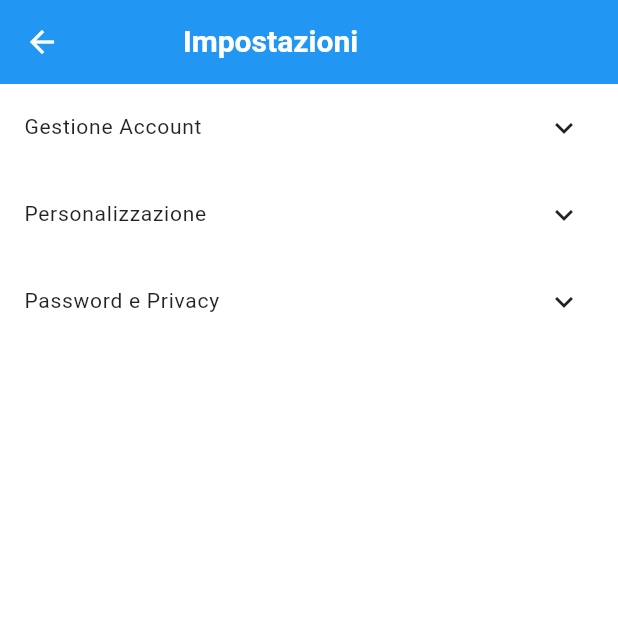
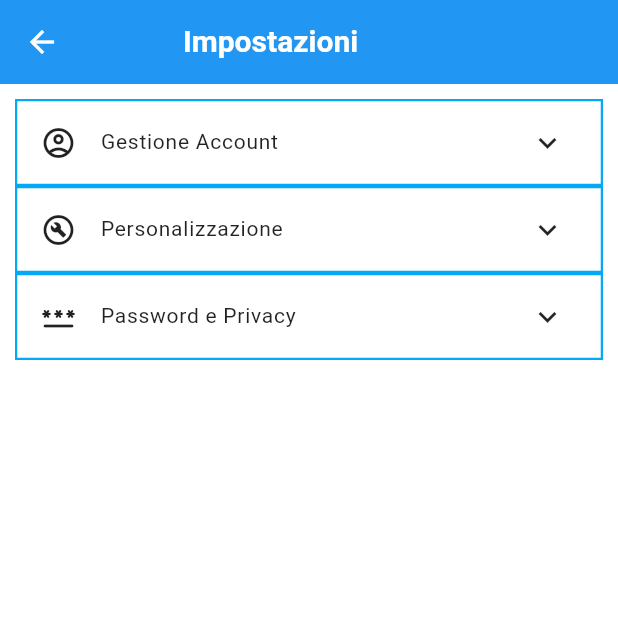
Before and after one commit to alessiogranzotto/NpCasse-FE, a Flutter app: the SettingScreen screen opened directly, on a phone screen of 412 x 824 dp, the top half of it. Run offline on Flutter 3.47's test engine with Material 3 defaults, Android fonts, the phone set to English and light mode, and no system bars; our stand-ins replace awesome_snackbar_content, flutter_html, flutter_svg, image_picker, pdf, persistent_bottom_nav_bar and 2 more; missing offline and left inert: cache_manager, currency_textfield; accounts and stored records are empty; key blocks and very long unbroken strings in the code were emptied for the run.

Commit message:
fix expansion panel e icon

```diff
--- a/lib/screens/settingScreen/setting.screen.dart
+++ b/lib/screens/settingScreen/setting.screen.dart
@@ -25,9 +25,17 @@ class _SettingScreenState extends State<SettingScreen> {
       ]),
     ),
     body: ListView(
+      padding: EdgeInsets.all(10),
         children: [
           const ExpansionTile(
+            shape:BeveledRectangleBorder(
+              side: BorderSide(color: Colors.lightBlue)
+            ),
+          leading: Icon(Icons.account_circle_outlined),
+          iconColor: Colors.lightBlue,
           title: Text('Gestione Account'),
+          collapsedShape: BeveledRectangleBorder(
+            side: BorderSide(color: Colors.lightBlue)),
           children: [
             Wrap(
               spacing: 4.0,
@@ -58,10 +66,24 @@ class _SettingScreenState extends State<SettingScreen> {
           ],
         ),
         ExpansionTile(
+          shape:BeveledRectangleBorder(
+              side: BorderSide(color: Colors.lightBlue)
+          ),
+          leading: Icon(Icons.build_circle_outlined),
+          iconColor: Colors.lightBlue,
           title: const Text('Personalizzazione'),
+          collapsedShape: BeveledRectangleBorder(
+            side: BorderSide(color: Colors.lightBlue)),
           ),
         ExpansionTile(
+          shape:BeveledRectangleBorder(
+              side: BorderSide(color: Colors.lightBlue)
+          ),
+          leading: Icon(Icons.password_rounded),
+          iconColor: Colors.lightBlue,
           title: const Text('Password e Privacy'),
+          collapsedShape: BeveledRectangleBorder(
+            side: BorderSide(color: Colors.lightBlue)),
           children: [
             Wrap(
               spacing: 4.0,
```
